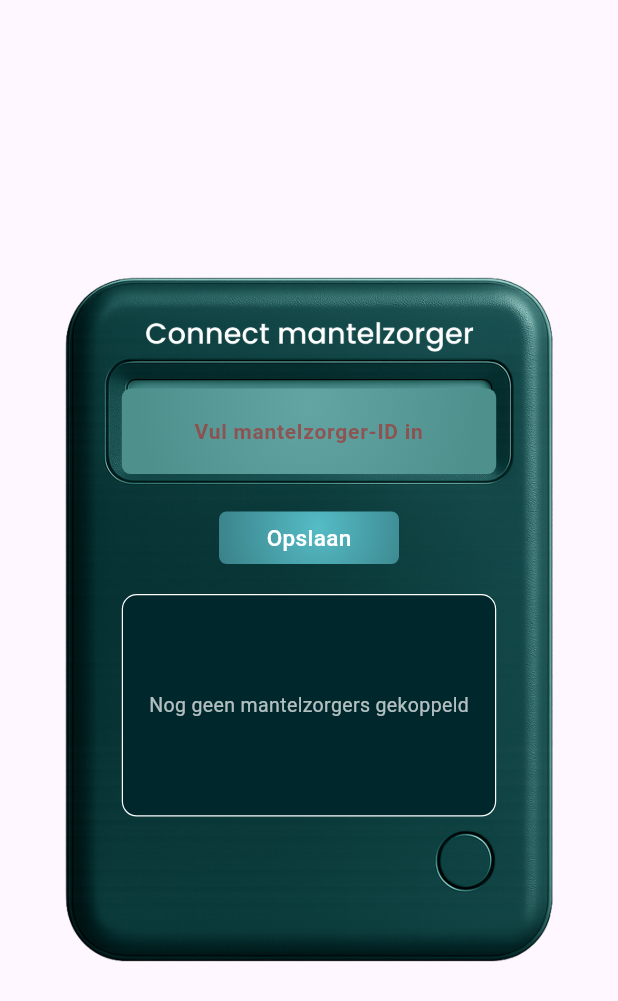
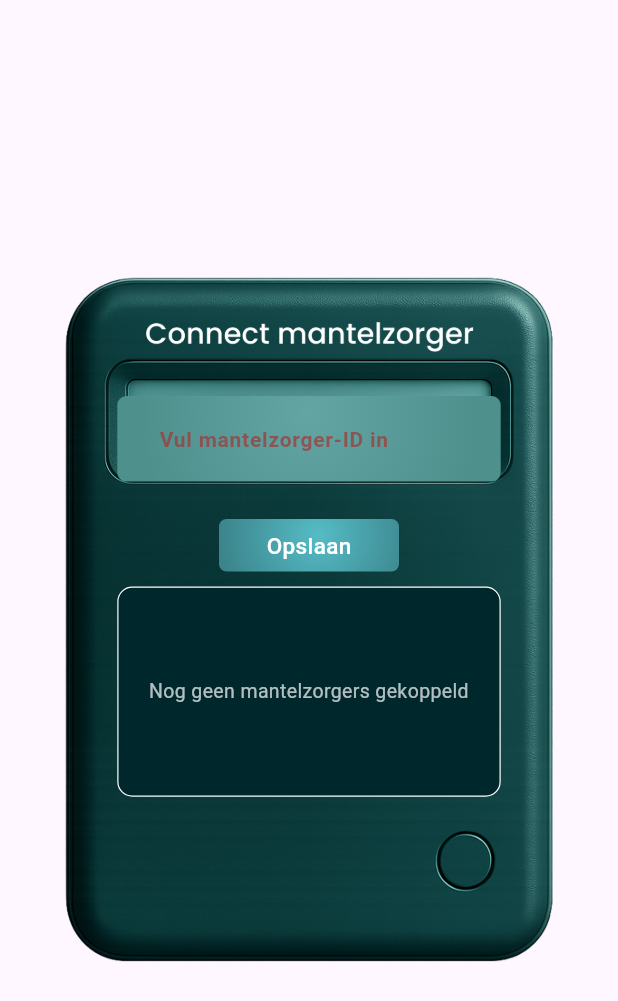
Before and after one commit to jaszy-md/Caregiver_app, a Flutter app: the CaregiverConnectSection widget shown alone on an empty page, opened directly, after a tap on "Opslaan", on a phone screen of 412 x 824 dp. Shown: the top 1001 px of the screen. Run offline on Flutter 3.47's test engine with Material 3 defaults, Android fonts, the phone set to English and light mode, and no system bars; our stand-ins replace animated_text_kit, cloud_firestore, connectivity_plus, firebase_auth, firebase_core, firebase_messaging and 5 more; missing offline and left inert: mobile_scanner; accounts and stored records are empty; Roboto replaces fonts that are missing (Poppins).

Commit message:
respons connect caretaker

```diff
--- a/lib/features/patient/presentation/widgets/sections/caregiver_connect_section.dart
+++ b/lib/features/patient/presentation/widgets/sections/caregiver_connect_section.dart
@@ -17,6 +17,7 @@
   final _service = CaregiverConnectService();
 
   String? _errorText;
+  bool _linkedSuccessfully = false;
 
   @override
   Widget build(BuildContext context) {
@@ -37,13 +38,12 @@
               ),
             ),
             Padding(
-              padding: const EdgeInsets.symmetric(horizontal: 40),
+              padding: const EdgeInsets.symmetric(horizontal: 37),
               child: Column(
                 mainAxisSize: MainAxisSize.min,
                 children: [
-                  SizedBox(height: size.height * 0.020),
+                  SizedBox(height: size.height * 0.010),
 
-                  // INPUT
                   Container(
                     height: 57,
                     decoration: BoxDecoration(
@@ -57,20 +57,31 @@
                     alignment: Alignment.center,
                     child: TextField(
                       controller: _codeController,
-                      textAlign: TextAlign.center,
+                      textAlign: TextAlign.start,
+                      textAlignVertical: TextAlignVertical.center,
                       style: const TextStyle(
                         color: Colors.white,
                         fontSize: 17,
                         fontFamily: 'Poppins',
                       ),
                       onChanged: (_) {
-                        if (_errorText != null) {
-                          setState(() => _errorText = null);
+                        if (_errorText != null || _linkedSuccessfully) {
+                          setState(() {
+                            _errorText = null;
+                            _linkedSuccessfully = false;
+                          });
                         }
                       },
                       decoration: InputDecoration(
                         border: InputBorder.none,
+                        contentPadding: const EdgeInsets.fromLTRB(
+                          28,
+                          14,
+                          20,
+                          14,
+                        ),
                         hintText: _errorText ?? 'Voer mantelzorger-ID in',
+                        hintMaxLines: 2,
                         hintStyle: TextStyle(
                           color:
                               _errorText != null
@@ -79,14 +90,28 @@
                           fontSize: 14,
                           fontFamily: 'Poppins',
                           fontWeight: FontWeight.w600,
+                          height: 1.2,
                         ),
                       ),
                     ),
                   ),
 
+                  if (_linkedSuccessfully)
+                    const Padding(
+                      padding: EdgeInsets.only(top: 6),
+                      child: Text(
+                        'Mantelzorger gekoppeld',
+                        style: TextStyle(
+                          color: Color(0xFF6EDC8C),
+                          fontFamily: 'Poppins',
+                          fontSize: 13,
+                          fontWeight: FontWeight.w600,
+                        ),
+                      ),
+                    ),
+
                   const SizedBox(height: 25),
 
-                  // BUTTON
                   GestureDetector(
                     onTap: () async {
                       final patient = FirebaseAuth.instance.currentUser;
@@ -100,16 +125,16 @@
                       if (error != null) {
                         setState(() {
                           _errorText = error;
+                          _linkedSuccessfully = false;
                           _codeController.clear();
                         });
                         return;
                       }
 
-                      ScaffoldMessenger.of(context).showSnackBar(
-                        const SnackBar(
-                          content: Text('Mantelzorger gekoppeld!'),
-                        ),
-                      );
+                      setState(() {
+                        _linkedSuccessfully = true;
+                      });
+
                       _codeController.clear();
                     },
                     child: Container(
@@ -136,11 +161,10 @@
                     ),
                   ),
 
-                  const SizedBox(height: 20),
+                  const SizedBox(height: 10),
 
-                  // CONNECTED USERS LIST (ongewijzigd)
                   Container(
-                    height: size.height * 0.18,
+                    height: size.height * 0.17,
                     decoration: BoxDecoration(
                       color: const Color(0xFF00282C),
                       border: Border.all(color: Colors.white, width: 0.8),
@@ -165,6 +189,7 @@
                           return const Center(
                             child: Text(
                               'Nog geen mantelzorgers gekoppeld',
+                              textAlign: TextAlign.center,
                               style: TextStyle(
                                 color: Colors.white70,
                                 fontFamily: 'Poppins',
@@ -179,8 +204,8 @@
                           itemCount: caregivers.length,
                           itemBuilder: (context, i) {
                             final c = caregivers[i];
-                            final fullName = c['name'] ?? '';
-                            final firstName = fullName.split(' ').first;
+                            final firstName =
+                                (c['name'] ?? '').split(' ').first;
                             final displayName =
                                 firstName.length > 7
                                     ? firstName.substring(0, 7)
```
